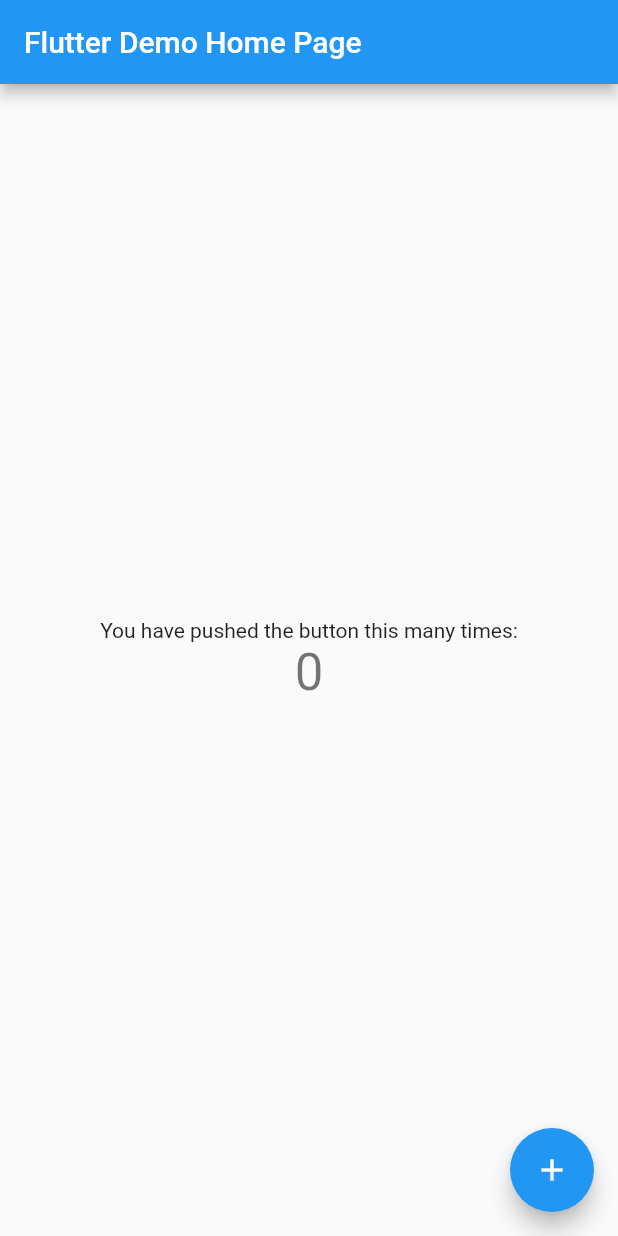
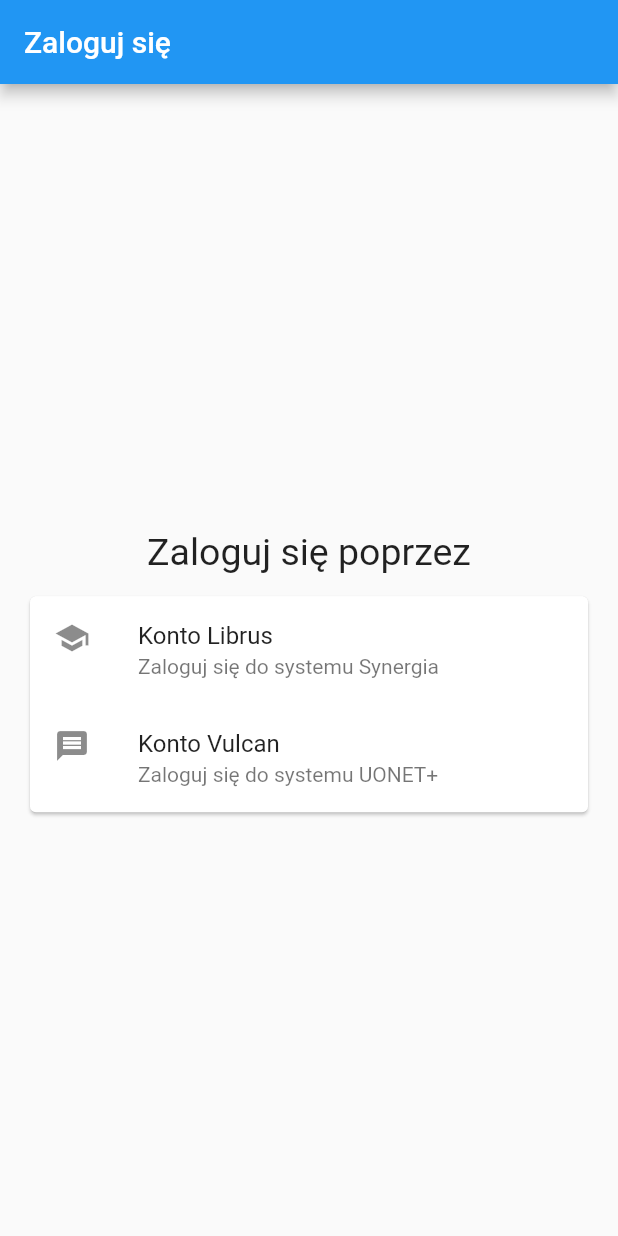
Before and after one commit to xdk78/schools, a Flutter app: the screen it shows after launch, on a phone screen of 412 x 824 dp. Run offline on Flutter 3.47's test engine with Material 2 defaults, Android fonts, the phone set to English and light mode, and no system bars.

Commit message:
feat: Service login selection

```diff
--- /dev/null
+++ b/lib/login/login.dart
@@ -0,0 +1,41 @@
+import 'package:flutter/material.dart';
+
+class LoginScreen extends StatelessWidget {
+  @override
+  Widget build(BuildContext context) {
+    return Scaffold(
+      appBar: AppBar(
+        title: Text('Zaloguj się'),
+      ),
+      body: Center(
+          child: new Column(mainAxisSize: MainAxisSize.min, children: <Widget>[
+        new Padding(
+            padding: const EdgeInsets.all(15.00),
+            child: new Text('Zaloguj się poprzez',
+                textAlign: TextAlign.center,
+                style: new TextStyle(fontSize: 25.00))),
+        new Card(
+          margin: new EdgeInsets.symmetric(horizontal: 20.0),
+          child: new Column(
+            mainAxisSize: MainAxisSize.min,
+            children: <Widget>[
+              new ListTile(
+                onTap: () {
+                  Navigator.pushNamed(context, '/loginlibrus');
+                },
+                leading: const Icon(Icons.school),
+                title: const Text('Konto Librus'),
+                subtitle: const Text('Zaloguj się do systemu Synergia'),
+              ),
+              new ListTile(
+                leading: const Icon(Icons.message),
+                title: const Text('Konto Vulcan'),
+                subtitle: const Text('Zaloguj się do systemu UONET+'),
+              ),
+            ],
+          ),
+        ),
+      ])),
+    );
+  }
+}
--- a/lib/main.dart
+++ b/lib/main.dart
@@ -1,4 +1,6 @@
 import 'package:flutter/material.dart';
+import 'login/login.dart';
+import 'loginlibrus/loginlibrus.dart';
 
 void main() => runApp(new MyApp());
 
@@ -11,99 +13,12 @@
       theme: new ThemeData(
         // This is the theme of your application.
         //
-        // Try running your application with "flutter run". You'll see the
-        // application has a blue toolbar. Then, without quitting the app, try
-        // changing the primarySwatch below to Colors.green and then invoke
-        // "hot reload" (press "r" in the console where you ran "flutter run",
-        // or press Run > Flutter Hot Reload in IntelliJ). Notice that the
-        // counter didn't reset back to zero; the application is not restarted.
         primarySwatch: Colors.blue,
       ),
-      home: new MyHomePage(title: 'Flutter Demo Home Page'),
+      routes: {
+        '/': (context) => LoginScreen(),
+        '/loginlibrus': (context) => LoginLibrusScreen(),
+      },
     );
   }
 }
-
-class MyHomePage extends StatefulWidget {
-  MyHomePage({Key key, this.title}) : super(key: key);
-
-  // This widget is the home page of your application. It is stateful, meaning
-  // that it has a State object (defined below) that contains fields that affect
-  // how it looks.
-
-  // This class is the configuration for the state. It holds the values (in this
-  // case the title) provided by the parent (in this case the App widget) and
-  // used by the build method of the State. Fields in a Widget subclass are
-  // always marked "final".
-
-  final String title;
-
-  @override
-  _MyHomePageState createState() => new _MyHomePageState();
-}
-
-class _MyHomePageState extends State<MyHomePage> {
-  int _counter = 0;
-
-  void _incrementCounter() {
-    setState(() {
-      // This call to setState tells the Flutter framework that something has
-      // changed in this State, which causes it to rerun the build method below
-      // so that the display can reflect the updated values. If we changed
-      // _counter without calling setState(), then the build method would not be
-      // called again, and so nothing would appear to happen.
-      _counter++;
-    });
-  }
-
-  @override
-  Widget build(BuildContext context) {
-    // This method is rerun every time setState is called, for instance as done
-    // by the _incrementCounter method above.
-    //
-    // The Flutter framework has been optimized to make rerunning build methods
-    // fast, so that you can just rebuild anything that needs updating rather
-    // than having to individually change instances of widgets.
-    return new Scaffold(
-      appBar: new AppBar(
-        // Here we take the value from the MyHomePage object that was created by
-        // the App.build method, and use it to set our appbar title.
-        title: new Text(widget.title),
-      ),
-      body: new Center(
-        // Center is a layout widget. It takes a single child and positions it
-        // in the middle of the parent.
-        child: new Column(
-          // Column is also layout widget. It takes a list of children and
-          // arranges them vertically. By default, it sizes itself to fit its
-          // children horizontally, and tries to be as tall as its parent.
-          //
-          // Invoke "debug paint" (press "p" in the console where you ran
-          // "flutter run", or select "Toggle Debug Paint" from the Flutter tool
-          // window in IntelliJ) to see the wireframe for each widget.
-          //
-          // Column has various properties to control how it sizes itself and
-          // how it positions its children. Here we use mainAxisAlignment to
-          // center the children vertically; the main axis here is the vertical
-          // axis because Columns are vertical (the cross axis would be
-          // horizontal).
-          mainAxisAlignment: MainAxisAlignment.center,
-          children: <Widget>[
-            new Text(
-              'You have pushed the button this many times:',
-            ),
-            new Text(
-              '$_counter',
-              style: Theme.of(context).textTheme.display1,
-            ),
-          ],
-        ),
-      ),
-      floatingActionButton: new FloatingActionButton(
-        onPressed: _incrementCounter,
-        tooltip: 'Increment',
-        child: new Icon(Icons.add),
-      ), // This trailing comma makes auto-formatting nicer for build methods.
-    );
-  }
-}
```
Also changed, not shown: lib/loginlibrus/loginlibrus.dart (added, +35 -0 lines), pubspec.lock.
